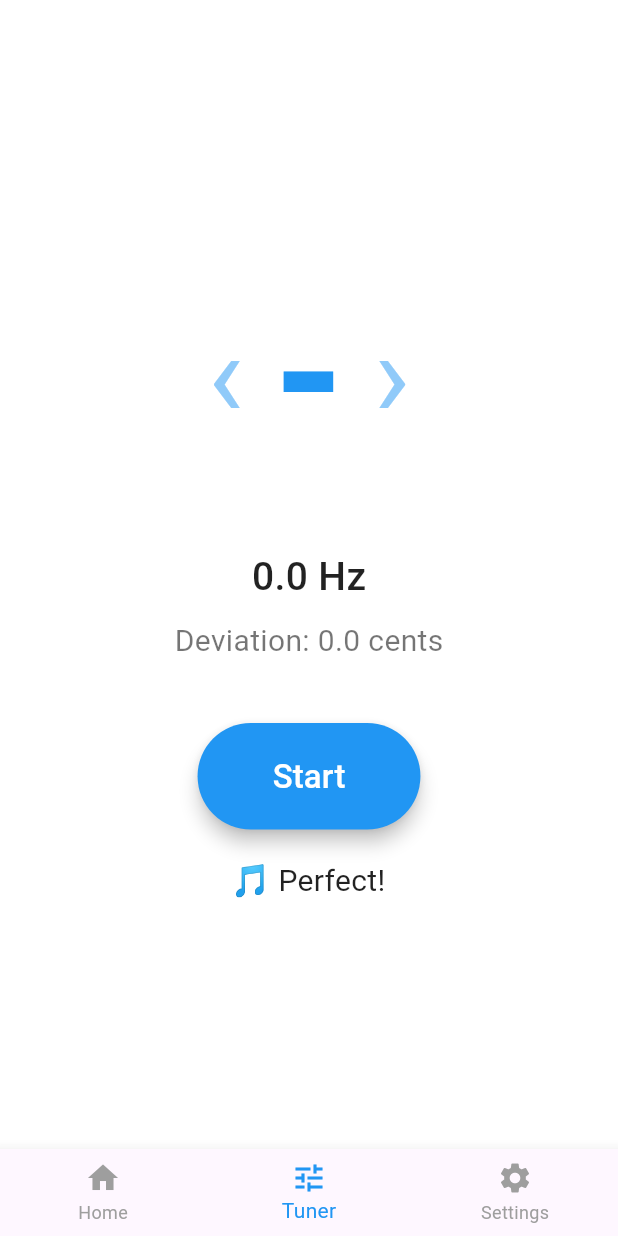
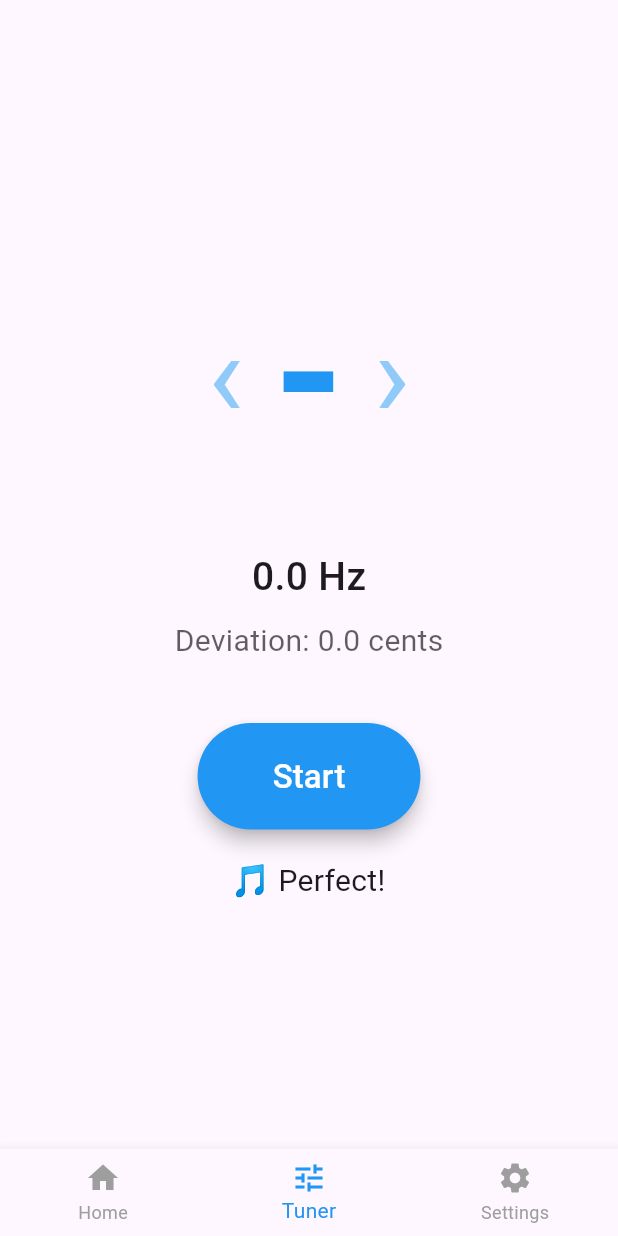
Before and after one commit to 9ShadowWolf9/freatboard_memorizer, a Flutter app: the screen it shows after launch, item 2 of the bottom bar chosen, on a phone screen of 412 x 824 dp. Run offline on Flutter 3.47's test engine with Material 3 defaults, Android fonts, the phone set to English and light mode, and no system bars; our stand-ins replace audioplayers, flutter_tts, permission_handler; missing offline and left inert: flutter_audio_capture.

Commit message:
Added theme functionality (TODO: Game theme)

```diff
--- a/lib/main.dart
+++ b/lib/main.dart
@@ -8,8 +8,21 @@ void main() {
   runApp(const MyApp());
 }
 
-class MyApp extends StatelessWidget {
+class MyApp extends StatefulWidget {
   const MyApp({super.key});
+
+  @override
+  State<MyApp> createState() => _MyAppState();
+}
+
+class _MyAppState extends State<MyApp> {
+  ThemeMode _themeMode = ThemeMode.light; // default light
+
+  void _toggleTheme(bool isDark) {
+    setState(() {
+      _themeMode = isDark ? ThemeMode.dark : ThemeMode.light;
+    });
+  }
 
   @override
   Widget build(BuildContext context) {
@@ -18,14 +31,27 @@ class MyApp extends StatelessWidget {
       title: 'Freatboard memorizer',
       theme: ThemeData(
         colorScheme: ColorScheme.fromSeed(seedColor: Colors.deepPurple),
+        useMaterial3: true,
       ),
-      home: const MainPage(),
+      darkTheme: ThemeData(
+        colorScheme: ColorScheme.fromSeed(
+          seedColor: Colors.deepPurple,
+          brightness: Brightness.dark,
+        ),
+        useMaterial3: true,
+      ),
+      themeMode: _themeMode,
+      home: MainPage(
+        onThemeChanged: _toggleTheme,
+      ),
     );
   }
 }
 
 class MainPage extends StatefulWidget {
-  const MainPage({super.key});
+  final void Function(bool isDark) onThemeChanged;
+
+  const MainPage({super.key, required this.onThemeChanged});
 
   @override
   State<MainPage> createState() => _MainPageState();
@@ -34,11 +60,17 @@ class MainPage extends StatefulWidget {
 class _MainPageState extends State<MainPage> {
   int _selectedIndex = 0;
 
-  static const List<Widget> _pages = <Widget>[
-    HomePage(),
-    TunerPage(),
-    SettingsPage(),
-  ];
+  late final List<Widget> _pages;
+
+  @override
+  void initState() {
+    super.initState();
+    _pages = [
+      const HomePage(),
+      const TunerPage(),
+      SettingsPage(onThemeChanged: widget.onThemeChanged),
+    ];
+  }
 
   void _onItemTapped(int index) {
     setState(() {
--- a/lib/screens/tuner_page.dart
+++ b/lib/screens/tuner_page.dart
@@ -86,20 +86,21 @@ class _TunerPageState extends State<TunerPage> {
 
   @override
   Widget build(BuildContext context) {
+    final theme = Theme.of(context);
+    const blue = Colors.blue;
+    const blue200 = Color(0xFF90CAF9);
+
     final bool inTune = _cents.abs() < 7;
-
-    /// Arrow colors depending on cents
-    final leftArrowColor = _cents < -7 ? Colors.blue : Colors.blue.shade200;
-    final rightArrowColor = _cents > 7 ? Colors.blue : Colors.blue.shade200;
+    final leftArrowColor = _cents < -7 ? blue : blue200;
+    final rightArrowColor = _cents > 7 ? blue : blue200;
 
     return Scaffold(
-      backgroundColor: Colors.white,
+      backgroundColor: theme.scaffoldBackgroundColor,
       body: SafeArea(
         child: Center(
           child: Column(
             mainAxisAlignment: MainAxisAlignment.center,
             children: [
-              /// Arrows + Note
               Row(
                 mainAxisAlignment: MainAxisAlignment.center,
                 children: [
@@ -116,7 +117,7 @@ class _TunerPageState extends State<TunerPage> {
                     style: const TextStyle(
                       fontSize: 120,
                       fontWeight: FontWeight.bold,
-                      color: Colors.blue,
+                      color: blue,
                     ),
                   ),
                   const SizedBox(width: 20),
@@ -129,36 +130,27 @@ class _TunerPageState extends State<TunerPage> {
                   ),
                 ],
               ),
-
               const SizedBox(height: 30),
-
-              /// Frequency
               Text(
                 '${_freq.toStringAsFixed(1)} Hz',
-                style: const TextStyle(
+                style: TextStyle(
                   fontSize: 26,
                   fontWeight: FontWeight.w500,
-                  color: Colors.black87,
+                  color: theme.colorScheme.onSurface,
                 ),
               ),
-
               const SizedBox(height: 10),
-
-              /// Cents deviation
               Text(
                 'Deviation: ${_cents.toStringAsFixed(1)} cents',
-                style: const TextStyle(
+                style: TextStyle(
                   fontSize: 20,
-                  color: Colors.black54,
+                  color: theme.colorScheme.onSurface.withOpacity(0.70),
                 ),
               ),
-
               const SizedBox(height: 40),
-
-              /// Start/Stop button
               ElevatedButton(
                 style: ElevatedButton.styleFrom(
-                  backgroundColor: Colors.blue,
+                  backgroundColor: blue,
                   foregroundColor: Colors.white,
                   shape: RoundedRectangleBorder(
                     borderRadius: BorderRadius.circular(50),
@@ -173,15 +165,12 @@ class _TunerPageState extends State<TunerPage> {
                   style: const TextStyle(fontSize: 22),
                 ),
               ),
-
               const SizedBox(height: 20),
-
-              /// Status
               Text(
                 inTune ? '🎵 Perfect!' : '👉 Tuning...',
-                style: const TextStyle(
+                style: TextStyle(
                   fontSize: 20,
-                  color: Colors.black87,
+                  color: theme.colorScheme.onSurface,
                 ),
               ),
             ],
```
Also changed, not shown: lib/screens/home_page.dart (+12 -9 lines), lib/screens/settings.dart (+8 -5 lines).
